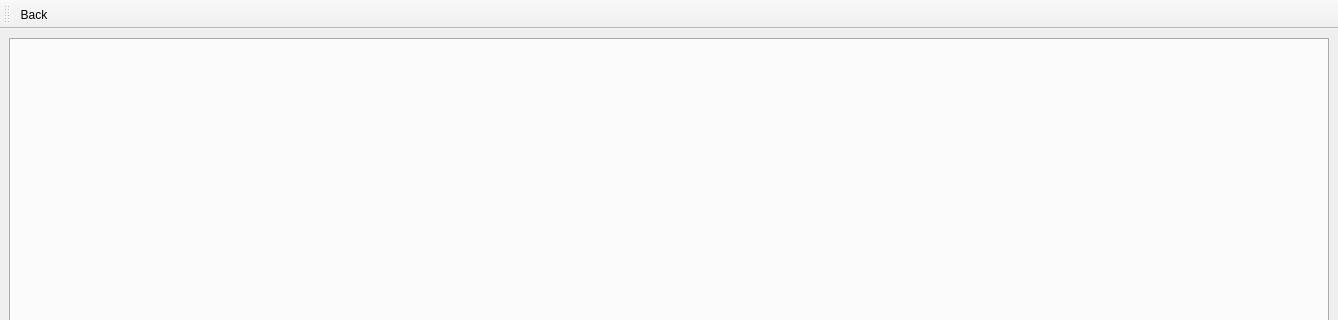
nestal/wacrana, file src/MainWindow.ui: the form before one commit; both pictures show x 0 to 1338 and y 0 to 320 of the 1338 by 820 pixel window.
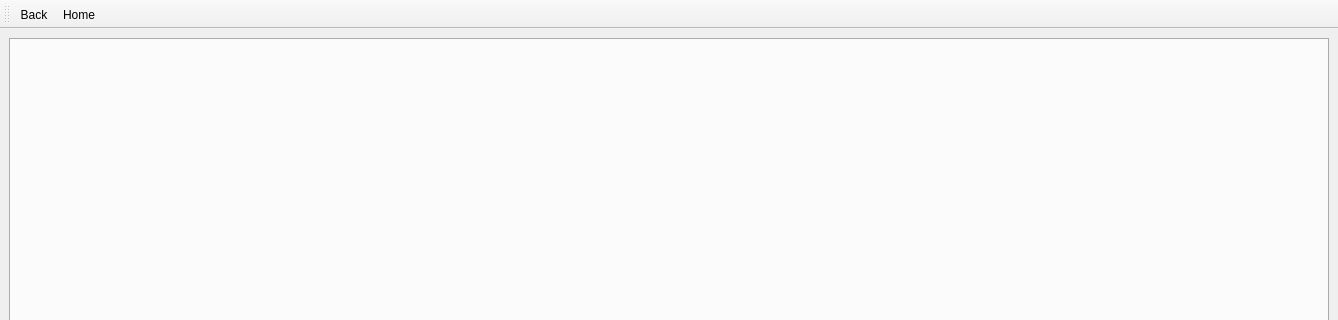
The form after the commit. Icons and pictures are not drawn.

Commit message: added "home" action

Diff of the .ui file:
```diff
--- a/src/MainWindow.ui
+++ b/src/MainWindow.ui
@@ -51,6 +51,7 @@
     <bool>false</bool>
    </attribute>
    <addaction name="m_action_back"/>
+   <addaction name="m_action_home"/>
   </widget>
   <action name="m_action_back">
    <property name="icon">
@@ -106,6 +107,15 @@
     <string>Zoom Out</string>
    </property>
   </action>
+  <action name="m_action_home">
+   <property name="icon">
+    <iconset resource="../res/webhama.qrc">
+     <normaloff>:/icon/ic_home_black_24px.svg</normaloff>:/icon/ic_home_black_24px.svg</iconset>
+   </property>
+   <property name="text">
+    <string>Home</string>
+   </property>
+  </action>
  </widget>
  <resources>
   <include location="../res/webhama.qrc"/>
```
The commit also changes 5 other files.
